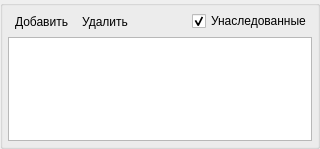
Before: the Qt Designer form src/plugins/modeleride/permissionwidget.ui in rdnvndr/raindrop, drawn with Qt 5.
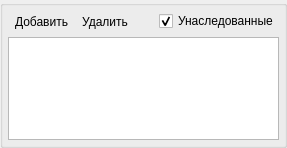
After: the same form once the commit is applied. Icons and pictures are not drawn.

Commit message: Исправлено редактирование прав доступа

What changed in the file:
```diff
--- a/src/plugins/modeleride/permissionwidget.ui
+++ b/src/plugins/modeleride/permissionwidget.ui
@@ -6,8 +6,8 @@
    <rect>
     <x>0</x>
     <y>0</y>
-    <width>320</width>
-    <height>149</height>
+    <width>287</width>
+    <height>148</height>
    </rect>
   </property>
   <property name="windowTitle">
```
